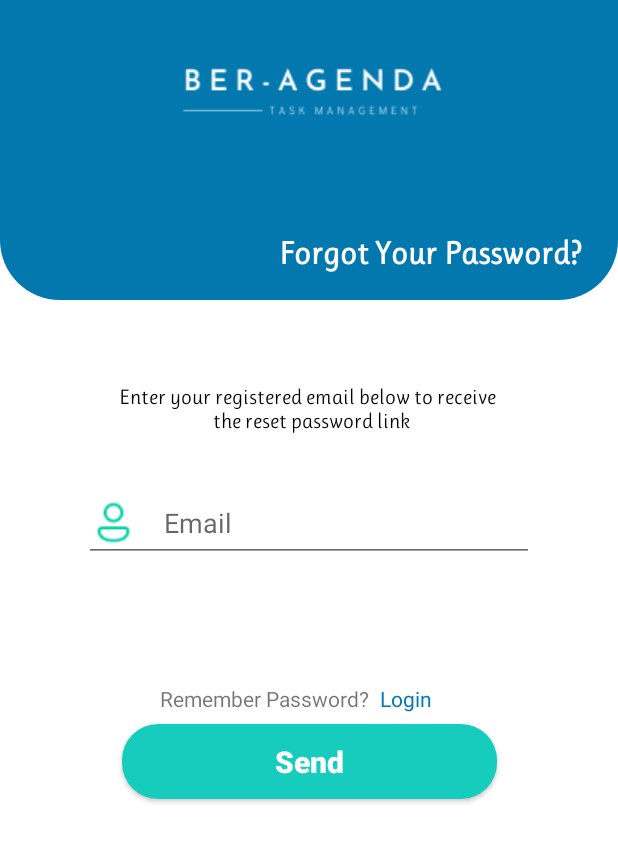
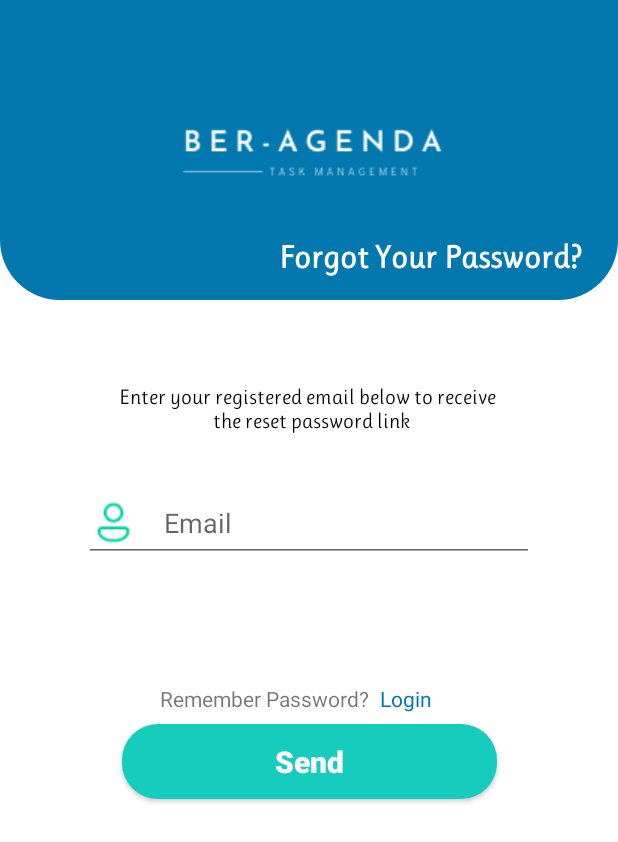
Before and after one commit to daveradin753/BerAgenda, an Android app: the fragment ForgotPasswordFragment placed in its activity, on a phone screen of 412 x 824 dp. Shown: the top 842 px of the screen. Run offline under Robolectric (Android 15) with nearby library versions, the phone set to English and light mode, and no system bars; our stand-ins replace Firebase (no records; nobody signed in at launch, a user with empty details on screens opened directly); 1 statement that could not run was skipped.

Commit message:
signin layout fix

```diff
--- a/app/src/main/res/layout/fragment_forgot_password.xml
+++ b/app/src/main/res/layout/fragment_forgot_password.xml
@@ -5,6 +5,7 @@
     android:layout_height="match_parent"
     xmlns:app="http://schemas.android.com/apk/res-auto"
     tools:context=".fragment.ForgotPasswordFragment">
+
     <androidx.constraintlayout.widget.ConstraintLayout
         android:layout_width="match_parent"
         android:layout_height="match_parent">
@@ -22,34 +23,34 @@
             android:id="@+id/ivLogo"
             android:layout_width="wrap_content"
             android:layout_height="wrap_content"
-            android:layout_marginTop="32dp"
             android:src="@drawable/app_logo"
-            app:layout_constraintEnd_toEndOf="parent"
-            app:layout_constraintStart_toStartOf="parent"
-            app:layout_constraintTop_toTopOf="parent" />
+            app:layout_constraintBottom_toBottomOf="@+id/ivbiru"
+            app:layout_constraintEnd_toEndOf="@+id/ivbiru"
+            app:layout_constraintStart_toStartOf="@+id/ivbiru"
+            app:layout_constraintTop_toTopOf="@+id/ivbiru" />
 
         <TextView
             android:id="@+id/tvForgotYourPassword"
             android:layout_width="wrap_content"
             android:layout_height="wrap_content"
-            android:layout_marginTop="156dp"
             android:layout_marginEnd="24dp"
+            android:layout_marginBottom="16dp"
+            android:fontFamily="@font/ruluko"
             android:text="Forgot Your Password?"
-            android:fontFamily="@font/ruluko"
             android:textColor="@color/white"
             android:textSize="21dp"
             android:textStyle="bold"
-            app:layout_constraintEnd_toEndOf="parent"
-            app:layout_constraintTop_toTopOf="parent" />
+            app:layout_constraintBottom_toBottomOf="@+id/ivbiru"
+            app:layout_constraintEnd_toEndOf="@+id/ivbiru" />
 
         <TextView
             android:id="@+id/tvEnterYourRegisteredEmail"
             android:layout_width="wrap_content"
             android:layout_height="wrap_content"
             android:layout_marginTop="56dp"
+            android:fontFamily="@font/ruluko"
+            android:gravity="center"
             android:text="Enter your registered email below to receive \n the reset password link"
-            android:gravity="center"
-            android:fontFamily="@font/ruluko"
             android:textColor="@color/black"
             app:layout_constraintEnd_toEndOf="parent"
             app:layout_constraintStart_toStartOf="parent"
@@ -65,43 +66,43 @@
             android:hint="Email"
             app:layout_constraintEnd_toEndOf="parent"
             app:layout_constraintStart_toStartOf="parent"
-            app:layout_constraintTop_toBottomOf="@+id/tvEnterYourRegisteredEmail"/>
+            app:layout_constraintTop_toBottomOf="@+id/tvEnterYourRegisteredEmail" />
 
         <TextView
             android:id="@+id/tvRememberPassword"
             android:layout_width="wrap_content"
             android:layout_height="wrap_content"
+            android:layout_marginLeft="100dp"
             android:layout_marginTop="81dp"
-            android:layout_marginLeft="100dp"
             android:text="Remember Password?"
+            app:layout_constraintBottom_toTopOf="@id/btnSendForgotYourPassword"
+            app:layout_constraintEnd_toStartOf="@id/tvLoginForgotYourPassword"
             app:layout_constraintStart_toStartOf="parent"
-            app:layout_constraintTop_toBottomOf="@id/etForgotYourPasswordEmailUser"
-            app:layout_constraintEnd_toStartOf="@id/tvLoginForgotYourPassword"
-            app:layout_constraintBottom_toTopOf="@id/btnSendForgotYourPassword"/>
+            app:layout_constraintTop_toBottomOf="@id/etForgotYourPasswordEmailUser" />
 
         <TextView
             android:id="@+id/tvLoginForgotYourPassword"
             android:layout_width="wrap_content"
             android:layout_height="wrap_content"
+            android:layout_marginLeft="22dp"
             android:layout_marginTop="81dp"
-            android:layout_marginLeft="22dp"
             android:text="Login"
             android:textColor="#0278AE"
             app:layout_constraintEnd_toEndOf="parent"
             app:layout_constraintStart_toStartOf="@id/tvRememberPassword"
-            app:layout_constraintTop_toBottomOf="@id/etForgotYourPasswordEmailUser"/>
+            app:layout_constraintTop_toBottomOf="@id/etForgotYourPasswordEmailUser" />
 
         <androidx.appcompat.widget.AppCompatButton
             android:id="@+id/btnSendForgotYourPassword"
             android:layout_width="250dp"
             android:layout_height="50dp"
+            android:layout_marginTop="7dp"
             android:background="@drawable/signin_button_style"
             android:text="Send"
             android:textAllCaps="false"
             android:textColor="@color/white"
             android:textSize="20dp"
             android:textStyle="bold"
-            android:layout_marginTop="7dp"
             app:layout_constraintEnd_toEndOf="parent"
             app:layout_constraintStart_toStartOf="parent"
             app:layout_constraintTop_toBottomOf="@id/tvRememberPassword" />
```
Also changed, not shown: app/src/main/res/layout/fragment_resend_forgot_password.xml (+8 -8 lines), app/src/main/res/layout/fragment_sign_in.xml (+8 -8 lines), app/src/main/res/layout/fragment_sign_up.xml (+11 -11 lines).
